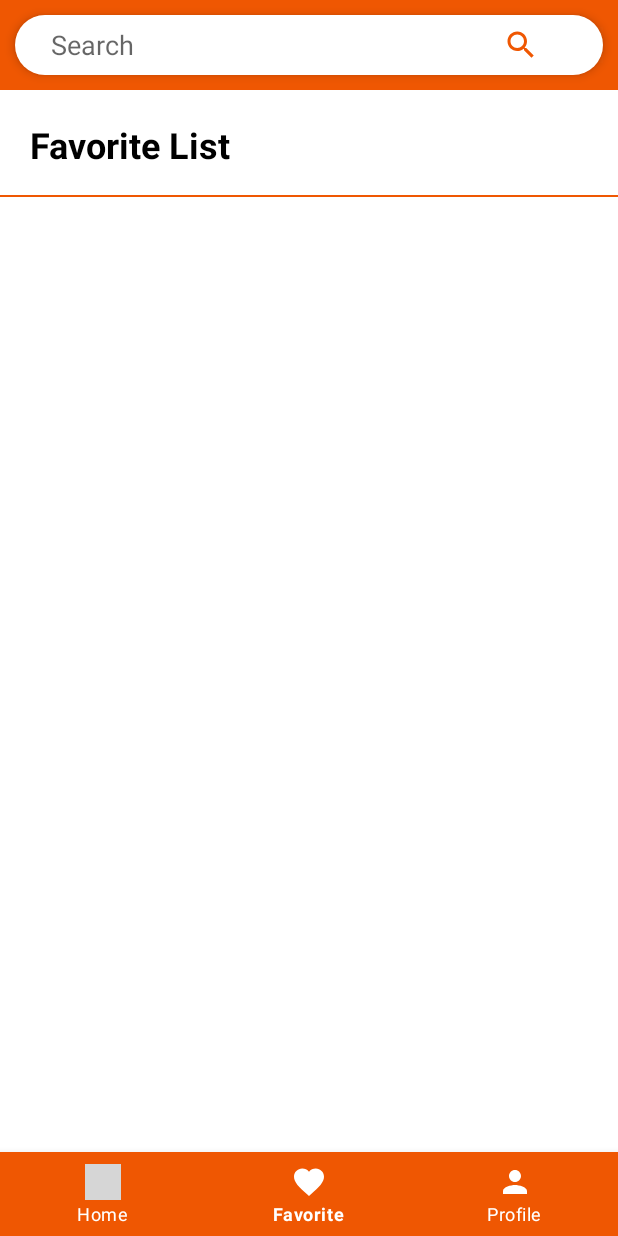
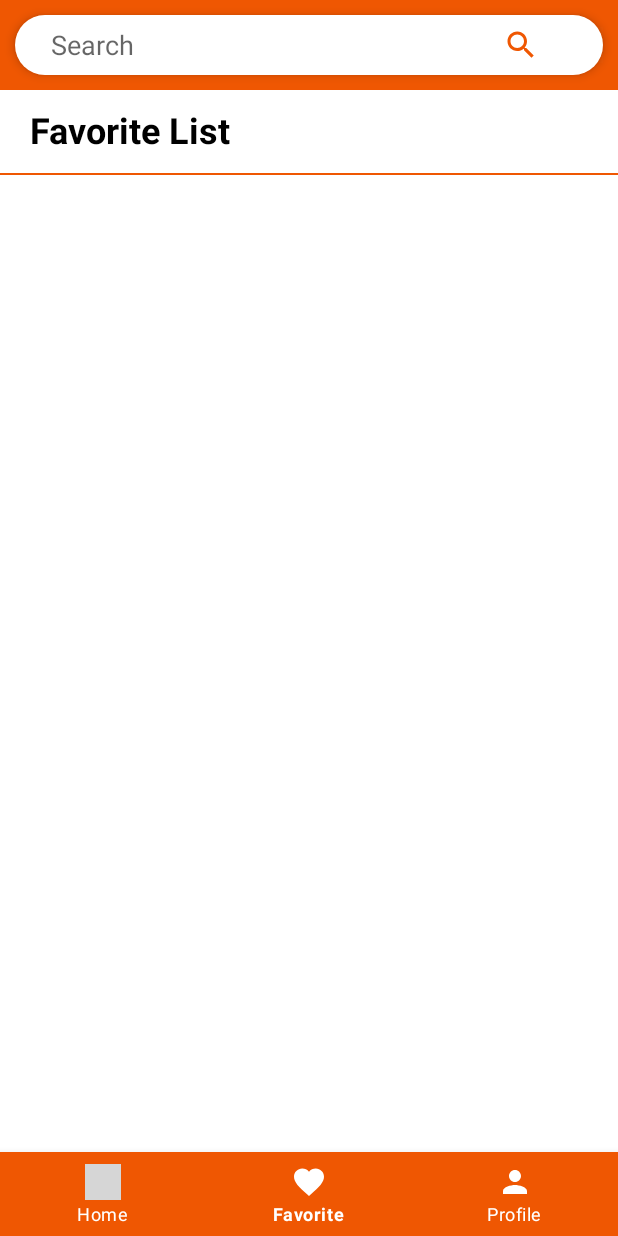
Before and after one commit to KTHanie/DoAn, an Android app: the screen it shows after launch (MainActivity), item 2 of the bottom bar chosen, on a phone screen of 412 x 824 dp. Run offline under Robolectric (Android 15) with nearby library versions, the phone set to English and light mode, and no system bars; 6 statements that could not run were skipped; grey boxes are pictures that could not be loaded.

Commit message:
Giao diện theo ý bạn ngân

```diff
--- a/app/src/main/java/com/doan/HomeFragment.java
+++ b/app/src/main/java/com/doan/HomeFragment.java
@@ -12,10 +12,10 @@
 import android.view.ViewGroup;
 import android.widget.AdapterView;
 import android.widget.ListView;
-import android.widget.RelativeLayout;
-import android.widget.Toast;
 
+import java.text.DateFormat;
 import java.util.ArrayList;
+import java.util.Date;
 
 /**
  * A simple {@link Fragment} subclass.
@@ -82,7 +82,6 @@
         lstvCity = (ListView) view.findViewById(R.id.lstvCity);
         dbHandler = new DBHandler(getContext());
         arrayList = dbHandler.getListCity();
-
         cityAdapter = new CityAdapter(getContext(), R.layout.layout_item_city, arrayList);
         lstvCity.setAdapter(cityAdapter);
         lstvCity.setOnItemClickListener(new AdapterView.OnItemClickListener() {
--- a/app/src/main/java/com/doan/MainActivity.java
+++ b/app/src/main/java/com/doan/MainActivity.java
@@ -10,6 +10,7 @@
 import androidx.fragment.app.FragmentTransaction;
 
 import android.content.Intent;
+import android.graphics.drawable.ColorDrawable;
 import android.os.Bundle;
 import android.view.MenuItem;
 import android.view.View;
@@ -40,6 +41,7 @@
         f= new HomeFragment();
         loadFragment(f);
 
+
         imgbtnSearch.setOnClickListener(new View.OnClickListener() {
             @Override
             public void onClick(View view) {
@@ -61,17 +63,17 @@
         public boolean onNavigationItemSelected(@NonNull MenuItem item) {
             switch (item.getItemId()) {
                 case R.id.navigation_profile:
-                    toolbar.setTitle("Profile");
+                    getSupportActionBar().hide();
                     f= new Fragment_Pro();
                     loadFragment(f);
                     return true;
                 case R.id.navigation_home:
-                    toolbar.setTitle("Profile");
+                    getSupportActionBar().show();
                     f= new HomeFragment();
                     loadFragment(f);
                     return true;
                 case R.id.navigation_dashboard:
-                    toolbar.setTitle("Fav");
+                    getSupportActionBar().show();
                     f= new FavFragment();
                     loadFragment(f);
                     return true;
--- a/app/src/main/res/layout/activity_main.xml
+++ b/app/src/main/res/layout/activity_main.xml
@@ -52,7 +52,6 @@
         </androidx.appcompat.widget.Toolbar>
 
     </LinearLayout>
-
     <androidx.coordinatorlayout.widget.CoordinatorLayout xmlns:android="http://schemas.android.com/apk/res/android"
         xmlns:app="http://schemas.android.com/apk/res-auto"
         xmlns:tools="http://schemas.android.com/tools"
@@ -61,7 +60,6 @@
         tools:context=".MainActivity">
         <FrameLayout
             android:id="@+id/frame_container"
-            android:layout_marginTop="60dp"
             android:layout_width="match_parent"
             android:layout_height="675dp">
 
--- a/app/src/main/res/layout/fragment__pro.xml
+++ b/app/src/main/res/layout/fragment__pro.xml
@@ -13,6 +13,7 @@
         android:orientation="vertical">
 
         <ImageView
+            android:layout_marginTop="50dp"
             android:id="@+id/imgUser"
             android:layout_width="100dp"
             android:layout_height="100dp"
--- a/app/src/main/res/layout/fragment_fav.xml
+++ b/app/src/main/res/layout/fragment_fav.xml
@@ -3,6 +3,7 @@
     xmlns:tools="http://schemas.android.com/tools"
     android:id="@+id/favList"
     android:layout_width="match_parent"
+    android:layout_marginTop="60dp"
     android:layout_height="match_parent"
     tools:context=".FavFragment">
 
@@ -12,7 +13,7 @@
         android:layout_width="wrap_content"
         android:layout_height="wrap_content"
         android:layout_marginLeft="20dp"
-        android:layout_marginTop="20dp"
+        android:layout_marginTop="10dp"
         android:text="Favorite List"
         android:textAllCaps="false"
         android:textColor="@color/black"
@@ -22,13 +23,13 @@
     <LinearLayout
         android:layout_width="match_parent"
         android:layout_height="1dp"
-        android:layout_marginTop="70dp"
+        android:layout_marginTop="55dp"
         android:background="@color/orange"
         android:orientation="vertical"></LinearLayout>
 
     <ListView
         android:layout_marginBottom="50dp"
-        android:layout_marginTop="80dp"
+        android:layout_marginTop="70dp"
         android:id="@+id/favlst"
         android:layout_width="match_parent"
         android:layout_height="match_parent" />
--- a/app/src/main/res/layout/fragment_home.xml
+++ b/app/src/main/res/layout/fragment_home.xml
@@ -5,6 +5,7 @@
     android:layout_width="match_parent"
     android:layout_height="match_parent"
     android:scrollbarStyle="insideInset"
+    android:layout_marginTop="60dp"
     tools:context=".HomeFragment"
     tools:ignore="MissingConstraints">
 
```
Also changed, not shown: app/src/main/java/com/doan/SearchFragment.java (deleted, +0 -64 lines), app/src/main/res/layout/fragment_search.xml (deleted, +0 -14 lines).
